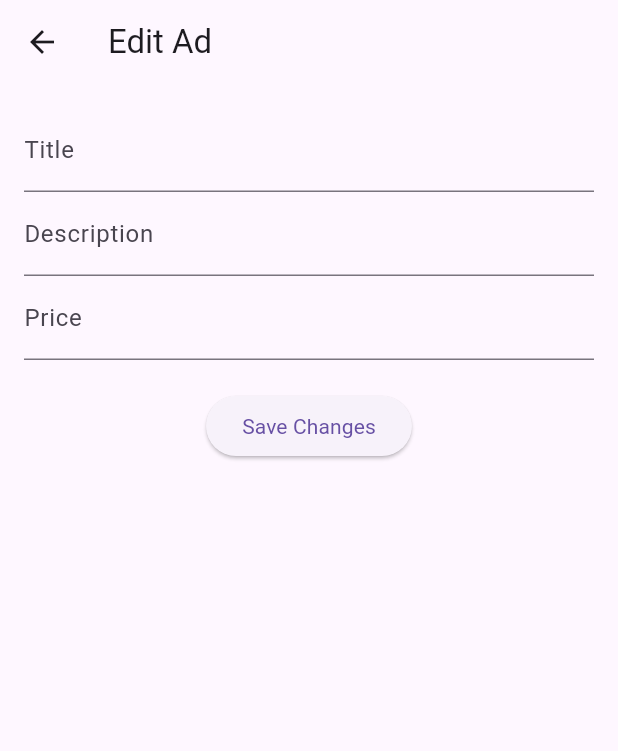
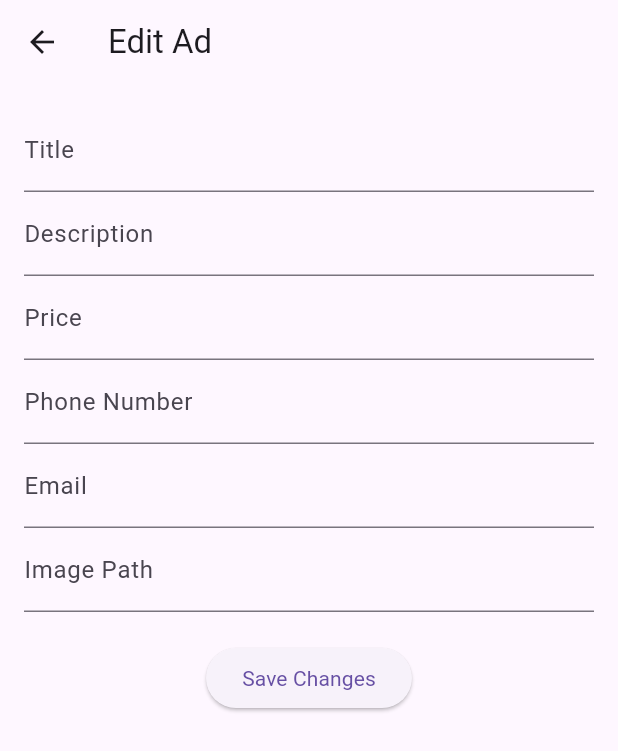
Before and after one commit to svetlio44/diplomna_rabota_new, a Flutter app: the EditAd screen opened directly, on a phone screen of 412 x 824 dp. Shown: the top 751 px of the screen. Run offline on Flutter 3.47's test engine with Material 3 defaults, Android fonts, the phone set to English and light mode, and no system bars; our stand-ins replace carousel_slider, image_picker.

```diff
--- a/lib/main.dart
+++ b/lib/main.dart
@@ -57,7 +57,7 @@ class MyApp extends StatelessWidget {
             );
           case ViewAd.id:
             return PageRouteBuilder(
-              pageBuilder: (context, animation, secondaryAnimation) => const ViewAd(title: '', description: '', price: ''),
+              pageBuilder: (context, animation, secondaryAnimation) => const ViewAd(title: '', description: '', price: '', imagePath: '', phoneNumber: '', email: ''),
               transitionsBuilder: (context, animation, secondaryAnimation, child) {
                 const begin = Offset(1.0, 0.0);
                 const end = Offset.zero;
@@ -69,7 +69,7 @@ class MyApp extends StatelessWidget {
             );
           case EditAd.id:
             return PageRouteBuilder(
-              pageBuilder: (context, animation, secondaryAnimation) => const EditAd(title: '', description: '', price: ''),
+              pageBuilder: (context, animation, secondaryAnimation) => const EditAd(title: '', description: '', price: '', imagePath: '', phoneNumber: '', email: ''),
               transitionsBuilder: (context, animation, secondaryAnimation, child) {
                 const begin = Offset(1.0, 0.0);
                 const end = Offset.zero;
--- a/lib/pages/ad_detail.dart
+++ b/lib/pages/My_ads_detail.dart
@@ -18,7 +18,7 @@ class AdDetail extends StatelessWidget {
   Widget build(BuildContext context) {
     return Scaffold(
       appBar: AppBar(
-        title: Text('Ad Detail'),
+        title: Text('My ads detail'),
       ),
       body: Padding(
         padding: const EdgeInsets.all(16.0),
--- a/lib/pages/ads_list.dart
+++ b/lib/pages/ads_list.dart
@@ -13,11 +13,13 @@ class AdsList extends StatelessWidget {
       'title': 'Sample Title 1',
       'description': 'Sample Description 1',
       'price': '100',
+      'image': 'assets/images/31.jpg',
     },
     {
       'title': 'Sample Title 2',
       'description': 'Sample Description 2',
       'price': '200',
+      'image': 'assets/images/32.jpg',
     },
     // Добавете още обяви тук
   ];
@@ -43,6 +45,9 @@ class AdsList extends StatelessWidget {
                     title: ad['title']!,
                     description: ad['description']!,
                     price: ad['price']!,
+                    imagePath: ad['image']!,
+                    phoneNumber: ad['phone number']!,
+                    email: ad['email']!,
                   ),
                 ),
               );
@@ -60,6 +65,9 @@ class AdsList extends StatelessWidget {
                           title: ad['title']!,
                           description: ad['description']!,
                           price: ad['price']!,
+                          imagePath: ad['image']!,
+                          phoneNumber: ad['phone number']!,
+                          email: ad['email']!,
                         ),
                       ),
                     );
--- a/lib/pages/edit_ad.dart
+++ b/lib/pages/edit_ad.dart
@@ -6,12 +6,18 @@ class EditAd extends StatefulWidget {
   final String title;
   final String description;
   final String price;
+  final String imagePath;
+  final String phoneNumber;
+  final String email;
 
   const EditAd({
     Key? key,
     required this.title,
     required this.description,
     required this.price,
+    required this.imagePath,
+    required this.phoneNumber,
+    required this.email,
   }) : super(key: key);
 
   @override
@@ -23,6 +29,9 @@ class _EditAdState extends State<EditAd> {
   late String _title;
   late String _description;
   late String _price;
+  late String _imagePath;
+  late String _phoneNumber;
+  late String _email;
 
   @override
   void initState() {
@@ -30,6 +39,9 @@ class _EditAdState extends State<EditAd> {
     _title = widget.title;
     _description = widget.description;
     _price = widget.price;
+    _imagePath = widget.imagePath;
+    _phoneNumber = widget.phoneNumber;
+    _email = widget.email;
   }
 
   @override
@@ -65,6 +77,27 @@ class _EditAdState extends State<EditAd> {
                   _price = value!;
                 },
               ),
+              TextFormField(
+                initialValue: _phoneNumber,
+                decoration: InputDecoration(labelText: 'Phone Number'),
+                onSaved: (value) {
+                  _phoneNumber = value!;
+                },
+              ),
+              TextFormField(
+                initialValue: _email,
+                decoration: InputDecoration(labelText: 'Email'),
+                onSaved: (value) {
+                  _email = value!;
+                },
+              ),
+              TextFormField(
+                initialValue: _imagePath,
+                decoration: InputDecoration(labelText: 'Image Path'),
+                onSaved: (value) {
+                  _imagePath = value!;
+                },
+              ),
               SizedBox(height: 20),
               ElevatedButton(
                 onPressed: () {
--- a/lib/pages/my_profile.dart
+++ b/lib/pages/my_profile.dart
@@ -1,5 +1,5 @@
 import 'package:flutter/material.dart';
-import 'package:diplomna_rabota_new/pages/ad_detail.dart';
+import 'package:diplomna_rabota_new/pages/My_ads_detail.dart';
 import '../components/styles.dart';
 import 'package:diplomna_rabota_new/pages/edit_profile.dart';
 
--- a/lib/pages/search_ads.dart
+++ b/lib/pages/search_ads.dart
@@ -85,6 +85,9 @@ class _SearchAdsState extends State<SearchAds> {
                               title: ad['title']!,
                               description: ad['description']!,
                               price: ad['price']!,
+                              imagePath: ad['no image avaible']!,
+                              phoneNumber: ad['0886873610']!,
+                              email: ad['addad.com']!,
                             ),
                           ),
                         );
--- a/lib/pages/view_ad.dart
+++ b/lib/pages/view_ad.dart
@@ -1,4 +1,5 @@
 import 'package:flutter/material.dart';
+import 'dart:io';
 
 class ViewAd extends StatelessWidget {
   static const String id = 'ViewAd';
@@ -6,12 +7,18 @@ class ViewAd extends StatelessWidget {
   final String title;
   final String description;
   final String price;
+  final String phoneNumber;
+  final String email;
+  final String? imagePath;
 
   const ViewAd({
     Key? key,
     required this.title,
     required this.description,
     required this.price,
+    required this.phoneNumber,
+    required this.email,
+    this.imagePath,
   }) : super(key: key);
 
   @override
@@ -28,6 +35,7 @@ class ViewAd extends StatelessWidget {
       ),
       body: Padding(
         padding: const EdgeInsets.all(16.0),
+        child: SingleChildScrollView(
           child: Column(
             crossAxisAlignment: CrossAxisAlignment.start,
             children: <Widget>[
@@ -45,7 +53,22 @@ class ViewAd extends StatelessWidget {
                 'Price: $price',
                 style: TextStyle(fontSize: 16, fontWeight: FontWeight.bold),
               ),
+              SizedBox(height: 10),
+              Text(
+                'Phone Number: $phoneNumber',
+                style: TextStyle(fontSize: 16),
+              ),
+              SizedBox(height: 10),
+              Text(
+                'Email: $email',
+                style: TextStyle(fontSize: 16),
+              ),
+              SizedBox(height: 10),
+              imagePath != null && imagePath!.isNotEmpty
+                  ? Image.file(File(imagePath!))
+                  : Text('No image available'),
             ],
+          ),
         ),
       ),
     );
```
Also changed, not shown: lib/pages/home.dart (+39 -8 lines), lib/pages/liked_ads.dart (added, +55 -0 lines), lib/pages/register.dart (+49 -9 lines). Lines whose indentation alone changed are shown as unchanged.
